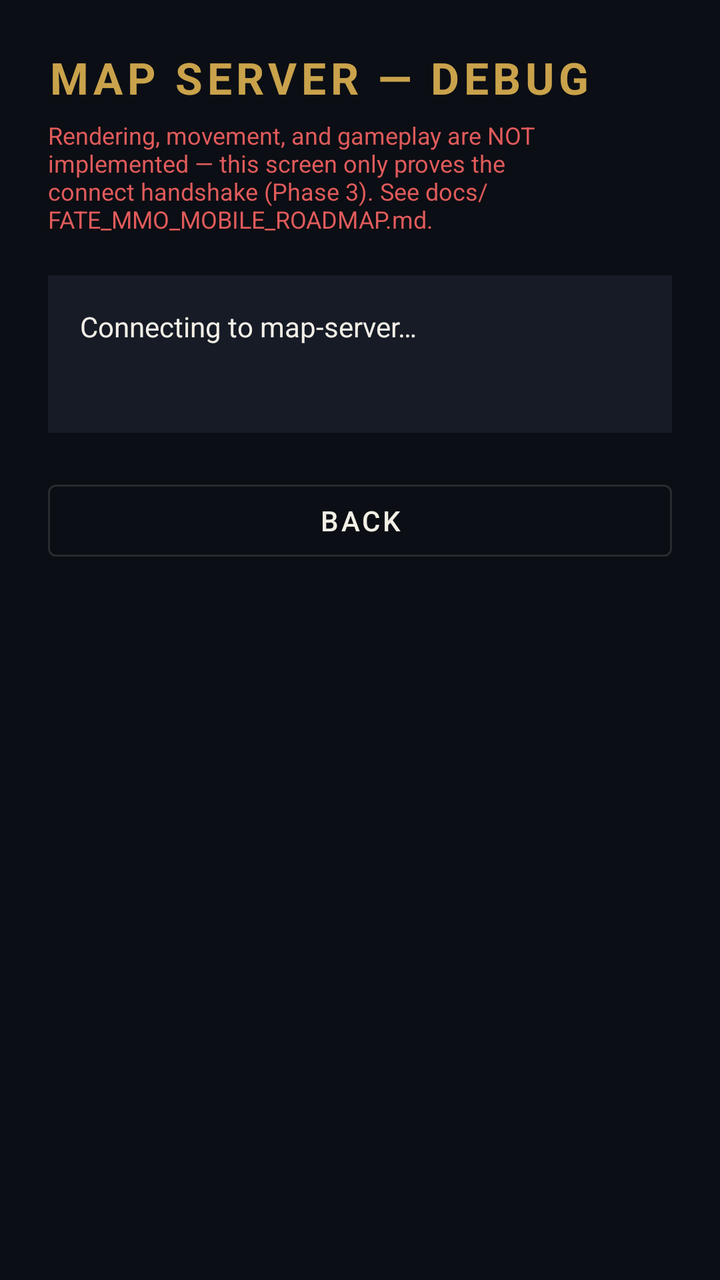
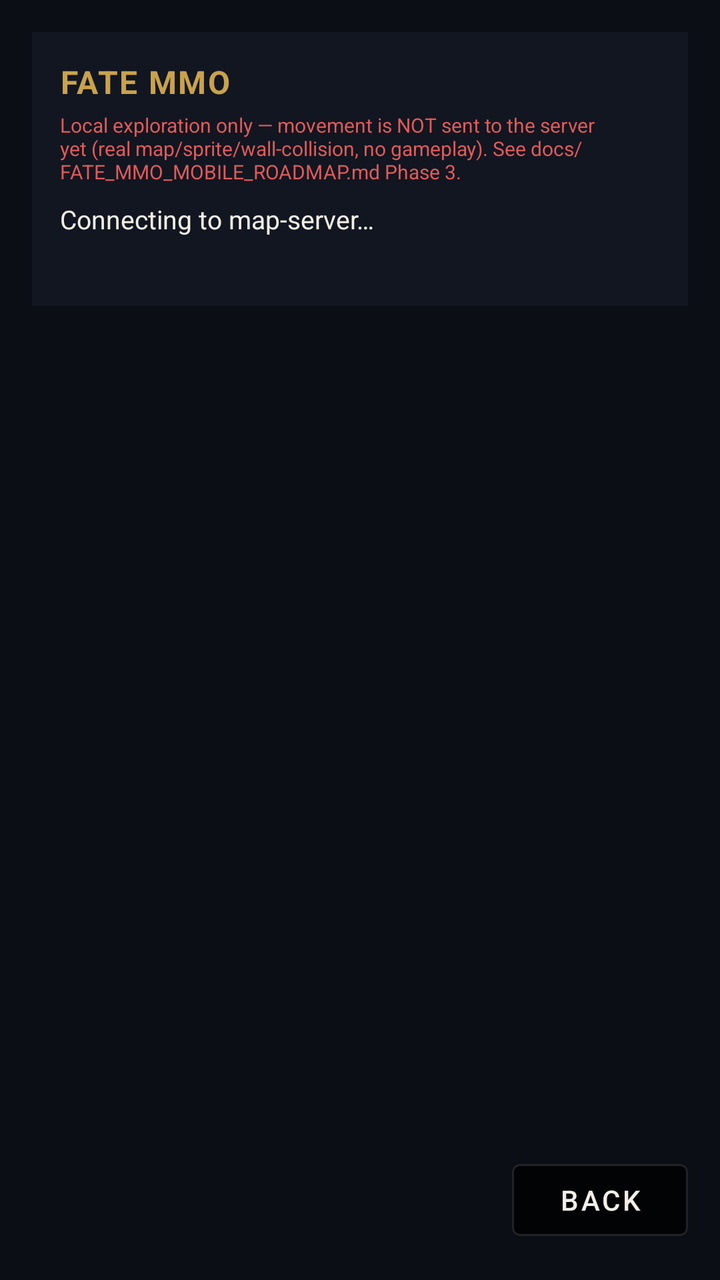

Compare the two renders of this Android layout. The source of the first and the diff that turns it into the second are given below.
<!-- AndroidManifest.xml: activity theme Theme.FateMobile -->
<!-- res/layout/activity_map.xml -->
<?xml version="1.0" encoding="utf-8"?>
<androidx.constraintlayout.widget.ConstraintLayout
    xmlns:android="http://schemas.android.com/apk/res/android"
    xmlns:app="http://schemas.android.com/apk/res-auto"
    android:layout_width="match_parent"
    android:layout_height="match_parent"
    android:background="@color/fate_bg"
    android:padding="24dp">

    <TextView
        android:id="@+id/titleText"
        android:layout_width="0dp"
        android:layout_height="wrap_content"
        android:text="@string/map_title"
        android:textColor="@color/fate_accent"
        android:textSize="22sp"
        android:textStyle="bold"
        android:letterSpacing="0.1"
        app:layout_constraintTop_toTopOf="parent"
        app:layout_constraintStart_toStartOf="parent"
        app:layout_constraintEnd_toEndOf="parent" />

    <TextView
        android:id="@+id/notImplementedText"
        android:layout_width="0dp"
        android:layout_height="wrap_content"
        android:layout_marginTop="6dp"
        android:text="@string/map_not_implemented"
        android:textColor="@color/fate_error"
        android:textSize="12sp"
        app:layout_constraintTop_toBottomOf="@id/titleText"
        app:layout_constraintStart_toStartOf="parent"
        app:layout_constraintEnd_toEndOf="parent" />

    
    <LinearLayout
        android:id="@+id/debugPanel"
        android:layout_width="0dp"
        android:layout_height="wrap_content"
        android:orientation="vertical"
        android:background="@color/fate_panel"
        android:padding="16dp"
        android:layout_marginTop="20dp"
        app:layout_constraintTop_toBottomOf="@id/notImplementedText"
        app:layout_constraintStart_toStartOf="parent"
        app:layout_constraintEnd_toEndOf="parent">

        <TextView
            android:id="@+id/statusText"
            android:layout_width="match_parent"
            android:layout_height="wrap_content"
            android:text="@string/map_status_connecting"
            android:textColor="@color/fate_text_primary"
            android:textSize="14sp" />

        <TextView
            android:id="@+id/detailText"
            android:layout_width="match_parent"
            android:layout_height="wrap_content"
            android:layout_marginTop="10dp"
            android:textColor="@color/fate_text_secondary"
            android:textSize="13sp"
            android:fontFamily="monospace" />

    </LinearLayout>

    <com.google.android.material.button.MaterialButton
        android:id="@+id/backButton"
        style="@style/Widget.MaterialComponents.Button.OutlinedButton"
        android:layout_width="0dp"
        android:layout_height="wrap_content"
        android:layout_marginTop="20dp"
        android:text="@string/charselect_back"
        android:textColor="@color/fate_text_primary"
        app:layout_constraintTop_toBottomOf="@id/debugPanel"
        app:layout_constraintStart_toStartOf="parent"
        app:layout_constraintEnd_toEndOf="parent" />

</androidx.constraintlayout.widget.ConstraintLayout>
<!-- resources referenced by this layout -->
<resources>
  <color name="fate_accent">#C9A24B</color>
  <color name="fate_bg">#0B0E14</color>
  <color name="fate_error">#E05B5B</color>
  <color name="fate_panel">#161B26</color>
  <color name="fate_text_primary">#F2EFE6</color>
  <color name="fate_text_secondary">#9AA3B5</color>
  <string name="charselect_back">BACK</string>
  <string name="map_not_implemented">Rendering, movement, and gameplay are NOT implemented — this screen only proves the connect handshake (Phase 3). See docs/FATE_MMO_MOBILE_ROADMAP.md.</string>
  <string name="map_status_connecting">Connecting to map-server…</string>
  <string name="map_title">MAP SERVER — DEBUG</string>
  <style name="Theme.FateMobile" parent="Theme.MaterialComponents.NoActionBar">
          <item name="colorPrimary">@color/fate_accent</item>
          <item name="colorPrimaryDark">@color/fate_bg</item>
          <item name="colorAccent">@color/fate_accent</item>
          <item name="android:windowBackground">@color/fate_bg</item>
          <item name="android:statusBarColor">@color/fate_bg</item>
      </style>
</resources>

<!-- the commit's change to res/layout/activity_map.xml (unified diff, before → after) -->
@@ -4,62 +4,66 @@
     xmlns:app="http://schemas.android.com/apk/res-auto"
     android:layout_width="match_parent"
     android:layout_height="match_parent"
-    android:background="@color/fate_bg"
-    android:padding="24dp">
+    android:background="@color/fate_bg">
 
-    <TextView
-        android:id="@+id/titleText"
+    
+    <com.fatemmo.mobile.world.GameMapView
+        android:id="@+id/gameMapView"
         android:layout_width="0dp"
-        android:layout_height="wrap_content"
-        android:text="@string/map_title"
-        android:textColor="@color/fate_accent"
-        android:textSize="22sp"
-        android:textStyle="bold"
-        android:letterSpacing="0.1"
+        android:layout_height="0dp"
+        android:visibility="gone"
         app:layout_constraintTop_toTopOf="parent"
+        app:layout_constraintBottom_toBottomOf="parent"
         app:layout_constraintStart_toStartOf="parent"
         app:layout_constraintEnd_toEndOf="parent" />
 
-    <TextView
-        android:id="@+id/notImplementedText"
-        android:layout_width="0dp"
-        android:layout_height="wrap_content"
-        android:layout_marginTop="6dp"
-        android:text="@string/map_not_implemented"
-        android:textColor="@color/fate_error"
-        android:textSize="12sp"
-        app:layout_constraintTop_toBottomOf="@id/titleText"
-        app:layout_constraintStart_toStartOf="parent"
-        app:layout_constraintEnd_toEndOf="parent" />
-
-    
     <LinearLayout
-        android:id="@+id/debugPanel"
+        android:id="@+id/overlayPanel"
         android:layout_width="0dp"
         android:layout_height="wrap_content"
         android:orientation="vertical"
-        android:background="@color/fate_panel"
-        android:padding="16dp"
-        android:layout_marginTop="20dp"
-        app:layout_constraintTop_toBottomOf="@id/notImplementedText"
+        android:background="#B0161B26"
+        android:padding="14dp"
+        android:layout_margin="16dp"
+        app:layout_constraintTop_toTopOf="parent"
         app:layout_constraintStart_toStartOf="parent"
         app:layout_constraintEnd_toEndOf="parent">
+
+        <TextView
+            android:id="@+id/titleText"
+            android:layout_width="match_parent"
+            android:layout_height="wrap_content"
+            android:text="@string/map_title"
+            android:textColor="@color/fate_accent"
+            android:textSize="16sp"
+            android:textStyle="bold"
+            android:letterSpacing="0.05" />
+
+        <TextView
+            android:id="@+id/notImplementedText"
+            android:layout_width="match_parent"
+            android:layout_height="wrap_content"
+            android:layout_marginTop="4dp"
+            android:text="@string/map_not_implemented"
+            android:textColor="@color/fate_error"
+            android:textSize="10sp" />
 
         <TextView
             android:id="@+id/statusText"
             android:layout_width="match_parent"
             android:layout_height="wrap_content"
+            android:layout_marginTop="8dp"
             android:text="@string/map_status_connecting"
             android:textColor="@color/fate_text_primary"
-            android:textSize="14sp" />
+            android:textSize="13sp" />
 
         <TextView
             android:id="@+id/detailText"
             android:layout_width="match_parent"
             android:layout_height="wrap_content"
-            android:layout_marginTop="10dp"
+            android:layout_marginTop="6dp"
             android:textColor="@color/fate_text_secondary"
-            android:textSize="13sp"
+            android:textSize="11sp"
             android:fontFamily="monospace" />
 
     </LinearLayout>
@@ -67,13 +71,13 @@
     <com.google.android.material.button.MaterialButton
         android:id="@+id/backButton"
         style="@style/Widget.MaterialComponents.Button.OutlinedButton"
-        android:layout_width="0dp"
+        android:layout_width="wrap_content"
         android:layout_height="wrap_content"
-        android:layout_marginTop="20dp"
+        android:layout_margin="16dp"
         android:text="@string/charselect_back"
         android:textColor="@color/fate_text_primary"
-        app:layout_constraintTop_toBottomOf="@id/debugPanel"
-        app:layout_constraintStart_toStartOf="parent"
+        android:backgroundTint="#80000000"
+        app:layout_constraintBottom_toBottomOf="parent"
         app:layout_constraintEnd_toEndOf="parent" />
 
 </androidx.constraintlayout.widget.ConstraintLayout>
<!-- resource entries referenced after the edit -->
@@ -3,13 +3,12 @@
   <color name="fate_accent">#C9A24B</color>
   <color name="fate_bg">#0B0E14</color>
   <color name="fate_error">#E05B5B</color>
-  <color name="fate_panel">#161B26</color>
   <color name="fate_text_primary">#F2EFE6</color>
   <color name="fate_text_secondary">#9AA3B5</color>
   <string name="charselect_back">BACK</string>
-  <string name="map_not_implemented">Rendering, movement, and gameplay are NOT implemented — this screen only proves the connect handshake (Phase 3). See docs/FATE_MMO_MOBILE_ROADMAP.md.</string>
+  <string name="map_not_implemented">Local exploration only — movement is NOT sent to the server yet (real map/sprite/wall-collision, no gameplay). See docs/FATE_MMO_MOBILE_ROADMAP.md Phase 3.</string>
   <string name="map_status_connecting">Connecting to map-server…</string>
-  <string name="map_title">MAP SERVER — DEBUG</string>
+  <string name="map_title">FATE MMO</string>
   <style name="Theme.FateMobile" parent="Theme.MaterialComponents.NoActionBar">
           <item name="colorPrimary">@color/fate_accent</item>
           <item name="colorPrimaryDark">@color/fate_bg</item>
